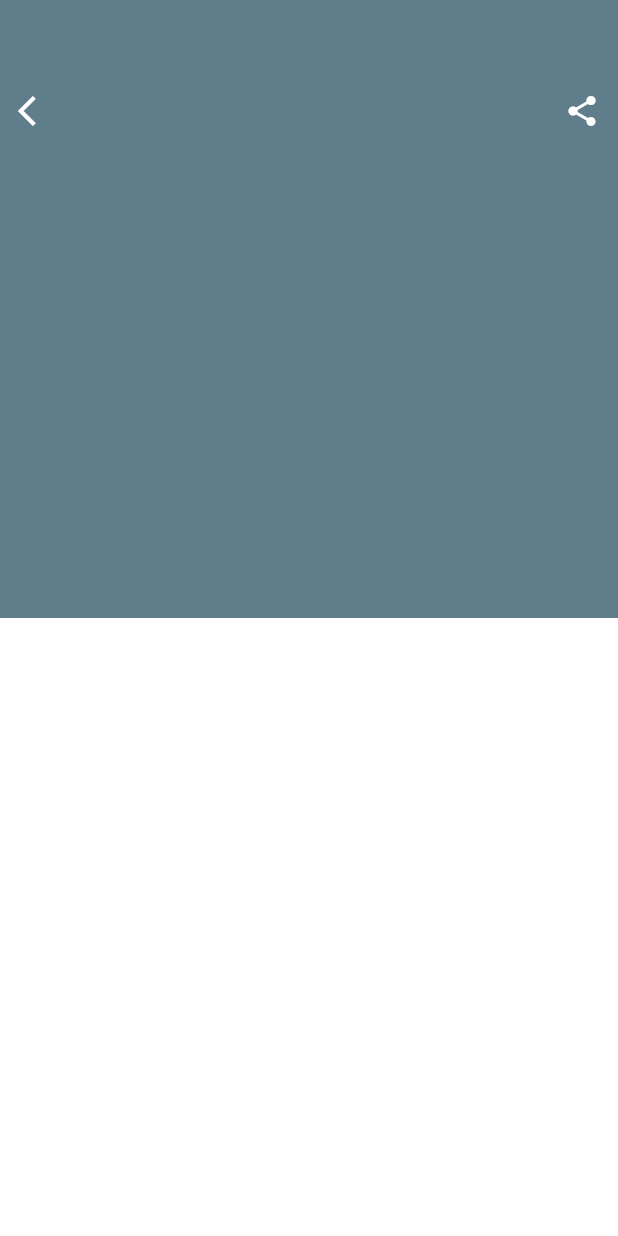
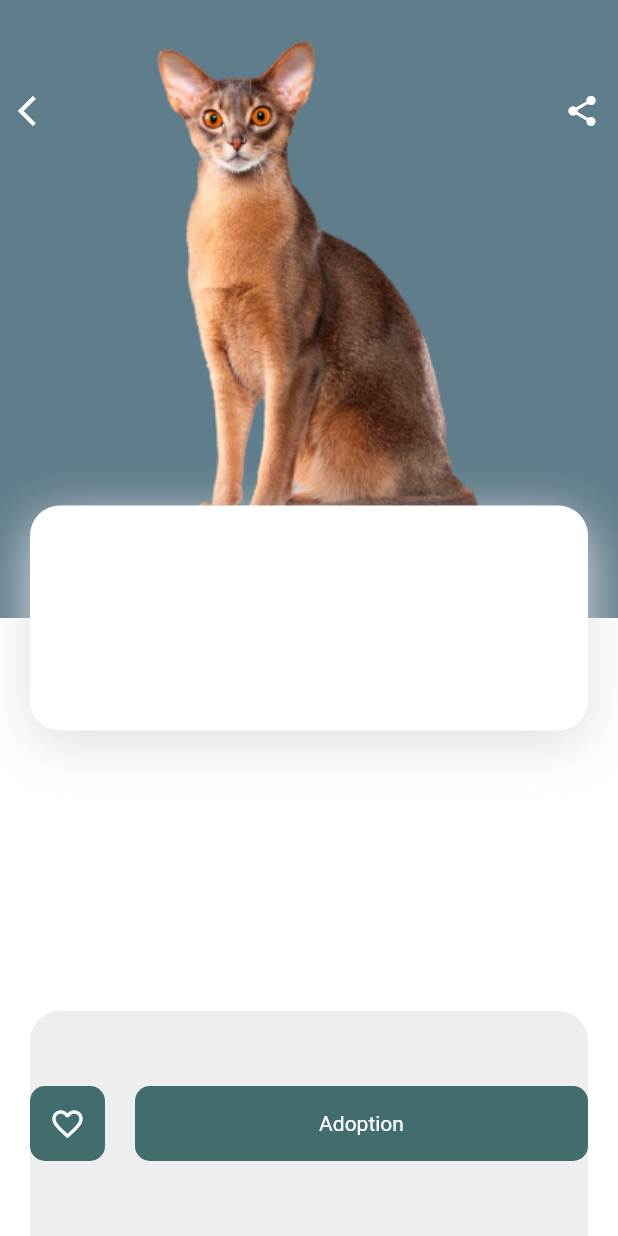
Before and after one commit to udaykumaruking/pet_app, a Flutter app: the Screen2 screen opened directly, on a phone screen of 412 x 824 dp. Run offline on Flutter 3.47's test engine with Material 2 defaults, Android fonts, the phone set to English and light mode, and no system bars.

Commit message:
Done with new screen and added image animation

```diff
--- a/lib/HomeScreen.dart
+++ b/lib/HomeScreen.dart
@@ -1,4 +1,4 @@
-import 'package:flutter/cupertino.dart';
+//import 'package:flutter/cupertino.dart';
 import 'package:flutter/material.dart';
 import 'package:pet_app/screen2.dart';
 
@@ -19,10 +19,14 @@ class _HomeScreenState extends State<HomeScreen> {
   @override
   Widget build(BuildContext context) {
     return AnimatedContainer(
+      decoration: BoxDecoration(
+        borderRadius: BorderRadius.circular(isDrawer?40:0),
+        color: Colors.white,
+      ),
       transform: Matrix4.translationValues(xOffSet, yOffSet, 0)
         ..scale((scaleFactor)),
       duration: Duration(milliseconds: 250),
-      color: Colors.white,
+
       child: SingleChildScrollView(
         child: Column(
           children: <Widget>[
@@ -156,7 +160,8 @@ class _HomeScreenState extends State<HomeScreen> {
                             margin: EdgeInsets.only(top: 40),
                           ),
                           Align(
-                            child: Image.asset('images/pet-cat1.png'),
+                            child: Hero(tag: 1,
+                                child: Image.asset('images/pet-cat2.png')),
                           ),
                         ],
                       ),
@@ -196,7 +201,7 @@ class _HomeScreenState extends State<HomeScreen> {
                           margin: EdgeInsets.only(top: 40),
                         ),
                         Align(
-                          child: Image.asset('images/pet-cat2.png'),
+                          child:  Image.asset('images/pet-cat1.png'),
                         ),
                       ],
                     ),
--- a/lib/screen2.dart
+++ b/lib/screen2.dart
@@ -1,5 +1,7 @@
+//import 'package:flutter/cupertino.dart';
 import 'package:flutter/cupertino.dart';
 import 'package:flutter/material.dart';
+import 'package:pet_app/configuration.dart';
 
 class Screen2 extends StatelessWidget {
   @override
@@ -24,6 +26,7 @@ class Screen2 extends StatelessWidget {
             ),
           ),
           Container(
+            //height: 200,
             margin: EdgeInsets.only(top: 50),
             child: Align(
               alignment: Alignment.topCenter,
@@ -31,14 +34,20 @@ class Screen2 extends StatelessWidget {
                 mainAxisAlignment: MainAxisAlignment.spaceBetween,
                 children: <Widget>[
                   IconButton(
-                    icon: Icon(Icons.arrow_back_ios, color: Colors.white,),
-                    onPressed: (){
+                    icon: Icon(
+                      Icons.arrow_back_ios,
+                      color: Colors.white,
+                    ),
+                    onPressed: () {
                       Navigator.pop(context);
                     },
                   ),
                   IconButton(
-                    icon: Icon(Icons.share, color: Colors.white,),
-                    onPressed: (){
+                    icon: Icon(
+                      Icons.share,
+                      color: Colors.white,
+                    ),
+                    onPressed: () {
                       Navigator.pop(context);
                     },
                   ),
@@ -46,6 +55,68 @@ class Screen2 extends StatelessWidget {
               ),
             ),
           ),
+          Container(
+            child: Align(
+              alignment: Alignment.topCenter,
+              child: Hero(
+                  tag: 1,
+                  child: Image.asset('images/pet-cat2.png'),),
+            ),
+          ),
+          Align(
+            alignment: Alignment.center,
+            child: Container(
+              height: 150,
+              margin: EdgeInsets.symmetric(horizontal: 20),
+              decoration: BoxDecoration(
+                  boxShadow: listShadow,
+                  color: Colors.white,
+                  borderRadius: BorderRadius.circular(20)),
+            ),
+          ),
+          Align(
+            alignment: Alignment.bottomCenter,
+
+            child: Container(
+              margin: EdgeInsets.symmetric(horizontal: 20),
+              child: Row(
+                children: <Widget>[
+                  Container(
+                    height: 50,
+                    width: 50,
+
+                    child: Center(child: Icon(Icons.favorite_border, color: Colors.white,)),
+                    decoration: BoxDecoration(
+                      color: primaryColor,
+                      borderRadius: BorderRadius.circular(10),
+
+                    ),
+                  ),
+                  SizedBox(width: 20,),
+                  Expanded(
+                    child: Container(
+                      height: 50,
+                      width: 50,
+
+                      child: Center(child: Text("Adoption", style: TextStyle(color: Colors.white),)),
+                      decoration: BoxDecoration(
+                        color: primaryColor,
+                        borderRadius: BorderRadius.circular(10),
+
+                      ),
+                    ),
+                  ),
+                ],
+              ),
+              height: 150,
+              decoration: BoxDecoration(
+                  color: Colors.grey[200],
+                  borderRadius: BorderRadius.only(
+                    topLeft: Radius.circular(20),
+                    topRight: Radius.circular(20),
+                  ),),
+            ),
+          )
 
         ],
       ),
```
